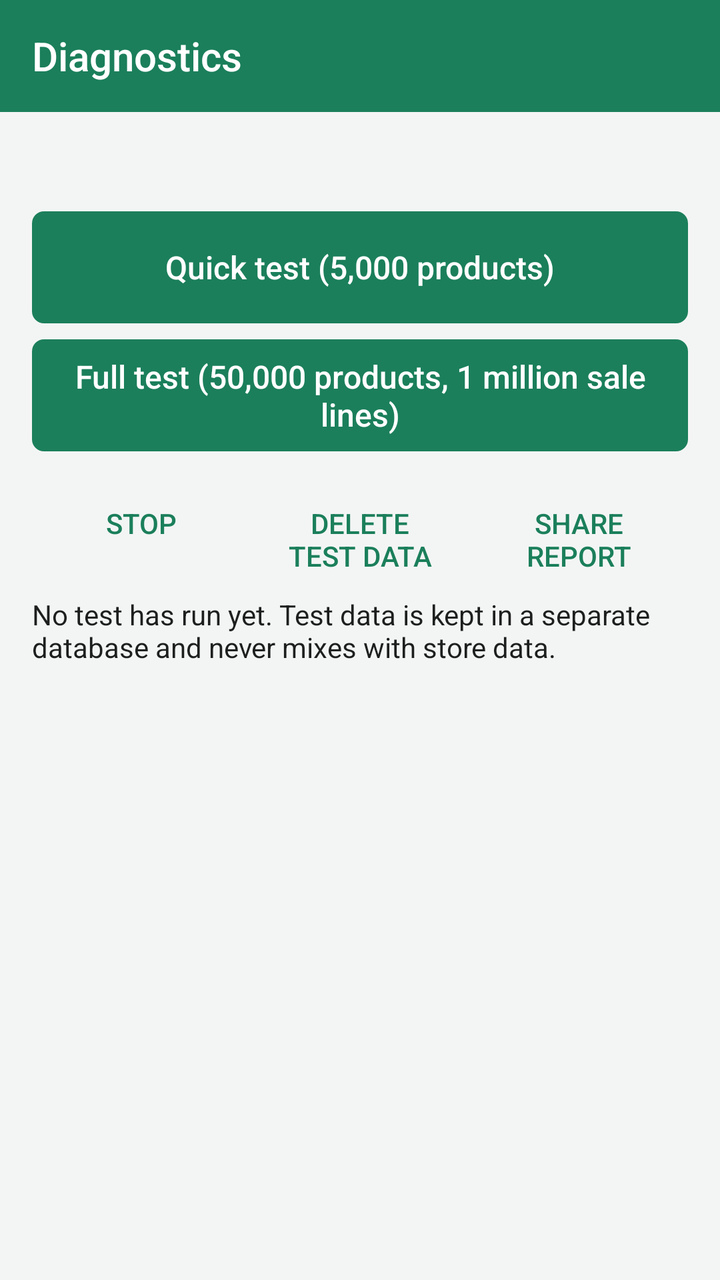
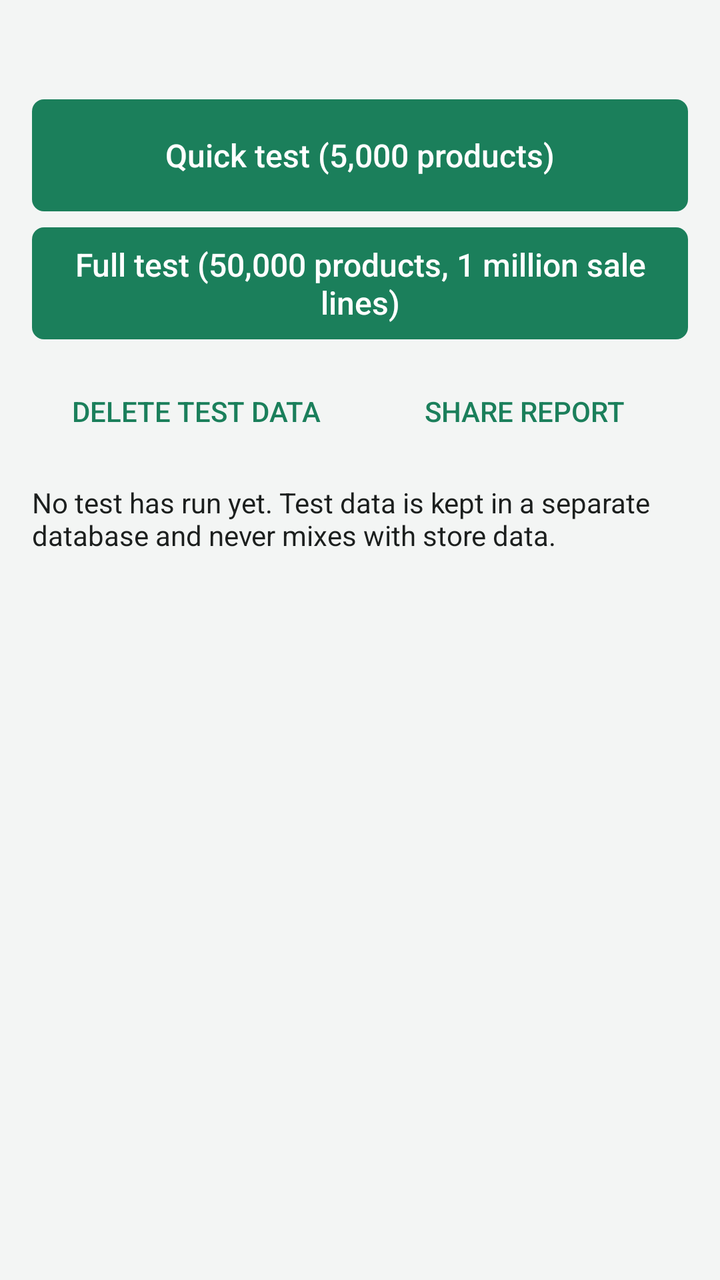

Before-and-after screenshots of an Android layout around one commit, followed by the original layout XML and the change that was made.
<!-- AndroidManifest.xml: application theme Theme.Lekas -->
<!-- res/layout/activity_diagnostics.xml -->
<?xml version="1.0" encoding="utf-8"?>
<LinearLayout xmlns:android="http://schemas.android.com/apk/res/android"
    android:id="@+id/root"
    android:layout_width="match_parent"
    android:layout_height="match_parent"
    android:orientation="vertical">

    <TextView
        android:id="@+id/top_bar"
        android:layout_width="match_parent"
        android:layout_height="wrap_content"
        android:background="@color/brand"
        android:minHeight="56dp"
        android:gravity="center_vertical"
        android:paddingStart="16dp"
        android:paddingEnd="16dp"
        android:text="@string/diag_title"
        android:textAppearance="@android:style/TextAppearance.Material.Title"
        android:textColor="@color/text_on_brand" />

    <ScrollView
        android:layout_width="match_parent"
        android:layout_height="0dp"
        android:layout_weight="1">

        <LinearLayout
            android:layout_width="match_parent"
            android:layout_height="wrap_content"
            android:orientation="vertical"
            android:padding="16dp">

            <TextView
                android:id="@+id/device"
                android:layout_width="match_parent"
                android:layout_height="wrap_content"
                android:textAppearance="@style/Text.Lekas.Caption"
                android:textIsSelectable="true" />

            <Button
                android:id="@+id/run_quick"
                style="@style/Widget.Lekas.Button.Primary"
                android:layout_width="match_parent"
                android:layout_height="wrap_content"
                android:layout_marginTop="16dp"
                android:text="@string/diag_run_quick" />

            <Button
                android:id="@+id/run_full"
                style="@style/Widget.Lekas.Button.Primary"
                android:layout_width="match_parent"
                android:layout_height="wrap_content"
                android:layout_marginTop="8dp"
                android:text="@string/diag_run_full" />

            <LinearLayout
                style="?android:attr/buttonBarStyle"
                android:layout_width="match_parent"
                android:layout_height="wrap_content"
                android:layout_marginTop="8dp"
                android:orientation="horizontal">

                <Button
                    android:id="@+id/cancel"
                    style="?android:attr/buttonBarButtonStyle"
                    android:layout_width="0dp"
                    android:layout_height="wrap_content"
                    android:layout_weight="1"
                    android:minHeight="56dp"
                    android:text="@string/diag_cancel" />

                <Button
                    android:id="@+id/delete"
                    style="?android:attr/buttonBarButtonStyle"
                    android:layout_width="0dp"
                    android:layout_height="wrap_content"
                    android:layout_weight="1"
                    android:minHeight="56dp"
                    android:text="@string/diag_delete" />

                <Button
                    android:id="@+id/share"
                    style="?android:attr/buttonBarButtonStyle"
                    android:layout_width="0dp"
                    android:layout_height="wrap_content"
                    android:layout_weight="1"
                    android:minHeight="56dp"
                    android:text="@string/diag_share" />
            </LinearLayout>

            <ProgressBar
                android:id="@+id/progress"
                style="@android:style/Widget.Material.ProgressBar.Horizontal"
                android:layout_width="match_parent"
                android:layout_height="wrap_content"
                android:layout_marginTop="16dp"
                android:visibility="gone" />

            <TextView
                android:id="@+id/state"
                android:layout_width="match_parent"
                android:layout_height="wrap_content"
                android:layout_marginTop="8dp"
                android:text="@string/diag_idle"
                android:textAppearance="@style/Text.Lekas.Body" />

            <HorizontalScrollView
                android:layout_width="match_parent"
                android:layout_height="wrap_content"
                android:layout_marginTop="8dp">

                <TextView
                    android:id="@+id/report"
                    android:layout_width="wrap_content"
                    android:layout_height="wrap_content"
                    android:textColor="@color/text_primary"
                    android:textIsSelectable="true"
                    android:textSize="11sp"
                    android:typeface="monospace" />
            </HorizontalScrollView>
        </LinearLayout>
    </ScrollView>
</LinearLayout>
<!-- resources referenced by this layout -->
<resources>
  <color name="brand">#1B7F5B</color>
  <color name="text_on_brand">#FFFFFF</color>
  <color name="text_primary">#1C1F1E</color>
  <string name="diag_cancel">Stop</string>
  <string name="diag_delete">Delete test data</string>
  <string name="diag_idle">No test has run yet. Test data is kept in a separate database and never mixes with store data.</string>
  <string name="diag_run_full">Full test (50,000 products, 1 million sale lines)</string>
  <string name="diag_run_quick">Quick test (5,000 products)</string>
  <string name="diag_share">Share report</string>
  <string name="diag_title">Diagnostics</string>
  <style name="Text.Lekas.Body" parent="android:TextAppearance.Material.Body1">
          <item name="android:textColor">@color/text_primary</item>
      </style>
  <style name="Text.Lekas.Caption" parent="android:TextAppearance.Material.Caption">
          <item name="android:textColor">@color/text_secondary</item>
          <item name="android:textSize">13sp</item>
      </style>
  <style name="Widget.Lekas.Button.Primary">
          <item name="android:background">@drawable/btn_primary</item>
          <item name="android:textColor">@color/text_on_brand</item>
      </style>
  <style name="Theme.Lekas" parent="android:Theme.Material.Light.NoActionBar">
          <item name="android:colorPrimary">@color/brand</item>
          <item name="android:colorPrimaryDark">@color/brand_dark</item>
          <item name="android:colorAccent">@color/brand</item>
          <item name="android:windowBackground">@color/bg</item>
          <item name="android:statusBarColor">@color/brand_dark</item>
          <item name="android:textColorPrimary">@color/text_primary</item>
          <item name="android:textColorSecondary">@color/text_secondary</item>
          <item name="android:buttonStyle">@style/Widget.Lekas.Button</item>
          <item name="android:alertDialogTheme">@style/Theme.Lekas.Dialog</item>
      </style>
  <color name="text_secondary">#5B6461</color>
  <!-- drawable btn_primary (drawable) -->
  <?xml version="1.0" encoding="utf-8"?>
  <ripple xmlns:android="http://schemas.android.com/apk/res/android"
      android:color="#33FFFFFF">
      <item>
          <selector>
              <item android:state_enabled="false">
                  <shape android:shape="rectangle">
                      <corners android:radius="6dp" />
                      <solid android:color="#9DB8AD" />
                  </shape>
              </item>
              <item>
                  <shape android:shape="rectangle">
                      <corners android:radius="6dp" />
                      <solid android:color="@color/brand" />
                  </shape>
              </item>
          </selector>
      </item>
  </ripple>
  <color name="brand_dark">#145E43</color>
  <color name="bg">#F3F5F4</color>
  <style name="Widget.Lekas.Button" parent="android:Widget.Material.Button">
          <item name="android:minHeight">56dp</item>
          <item name="android:minWidth">88dp</item>
          <item name="android:textSize">16sp</item>
          <item name="android:textAllCaps">false</item>
          <item name="android:stateListAnimator">@null</item>
      </style>
  <style name="Theme.Lekas.Dialog" parent="android:Theme.Material.Light.Dialog.Alert">
          <item name="android:colorAccent">@color/brand</item>
          <item name="android:colorPrimary">@color/brand</item>
      </style>
</resources>

<!-- the commit's change to res/layout/activity_diagnostics.xml (unified diff, before → after) -->
@@ -1,122 +1,102 @@
 <?xml version="1.0" encoding="utf-8"?>
-<LinearLayout xmlns:android="http://schemas.android.com/apk/res/android"
-    android:id="@+id/root"
+<ScrollView xmlns:android="http://schemas.android.com/apk/res/android"
     android:layout_width="match_parent"
-    android:layout_height="match_parent"
-    android:orientation="vertical">
+    android:layout_height="match_parent">
 
-    <TextView
-        android:id="@+id/top_bar"
+    <LinearLayout
         android:layout_width="match_parent"
         android:layout_height="wrap_content"
-        android:background="@color/brand"
-        android:minHeight="56dp"
-        android:gravity="center_vertical"
-        android:paddingStart="16dp"
-        android:paddingEnd="16dp"
-        android:text="@string/diag_title"
-        android:textAppearance="@android:style/TextAppearance.Material.Title"
-        android:textColor="@color/text_on_brand" />
+        android:orientation="vertical"
+        android:padding="16dp">
 
-    <ScrollView
-        android:layout_width="match_parent"
-        android:layout_height="0dp"
-        android:layout_weight="1">
+        <TextView
+            android:id="@+id/device"
+            android:layout_width="match_parent"
+            android:layout_height="wrap_content"
+            android:textAppearance="@style/Text.Lekas.Caption"
+            android:textIsSelectable="true" />
+
+        <Button
+            android:id="@+id/run_quick"
+            style="@style/Widget.Lekas.Button.Primary"
+            android:layout_width="match_parent"
+            android:layout_height="wrap_content"
+            android:layout_marginTop="16dp"
+            android:text="@string/diag_run_quick" />
+
+        <Button
+            android:id="@+id/run_full"
+            style="@style/Widget.Lekas.Button.Primary"
+            android:layout_width="match_parent"
+            android:layout_height="wrap_content"
+            android:layout_marginTop="8dp"
+            android:text="@string/diag_run_full" />
 
         <LinearLayout
+            style="?android:attr/buttonBarStyle"
             android:layout_width="match_parent"
             android:layout_height="wrap_content"
-            android:orientation="vertical"
-            android:padding="16dp">
+            android:layout_marginTop="8dp"
+            android:orientation="horizontal">
+
+            <Button
+                android:id="@+id/cancel"
+                style="?android:attr/buttonBarButtonStyle"
+                android:layout_width="0dp"
+                android:layout_height="wrap_content"
+                android:layout_weight="1"
+                android:minHeight="56dp"
+                android:text="@string/diag_cancel"
+                android:visibility="gone" />
+
+            <Button
+                android:id="@+id/delete"
+                style="?android:attr/buttonBarButtonStyle"
+                android:layout_width="0dp"
+                android:layout_height="wrap_content"
+                android:layout_weight="1"
+                android:minHeight="56dp"
+                android:text="@string/diag_delete" />
+
+            <Button
+                android:id="@+id/share"
+                style="?android:attr/buttonBarButtonStyle"
+                android:layout_width="0dp"
+                android:layout_height="wrap_content"
+                android:layout_weight="1"
+                android:minHeight="56dp"
+                android:text="@string/diag_share" />
+        </LinearLayout>
+
+        <ProgressBar
+            android:id="@+id/progress"
+            style="@android:style/Widget.Material.ProgressBar.Horizontal"
+            android:layout_width="match_parent"
+            android:layout_height="wrap_content"
+            android:layout_marginTop="16dp"
+            android:visibility="gone" />
+
+        <TextView
+            android:id="@+id/state"
+            android:layout_width="match_parent"
+            android:layout_height="wrap_content"
+            android:layout_marginTop="8dp"
+            android:text="@string/diag_idle"
+            android:textAppearance="@style/Text.Lekas.Body" />
+
+        <HorizontalScrollView
+            android:layout_width="match_parent"
+            android:layout_height="wrap_content"
+            android:layout_marginTop="8dp">
 
             <TextView
-                android:id="@+id/device"
-                android:layout_width="match_parent"
+                android:id="@+id/report"
+                android:layout_width="wrap_content"
                 android:layout_height="wrap_content"
-                android:textAppearance="@style/Text.Lekas.Caption"
-                android:textIsSelectable="true" />
-
-            <Button
-                android:id="@+id/run_quick"
-                style="@style/Widget.Lekas.Button.Primary"
-                android:layout_width="match_parent"
-                android:layout_height="wrap_content"
-                android:layout_marginTop="16dp"
-                android:text="@string/diag_run_quick" />
-
-            <Button
-                android:id="@+id/run_full"
-                style="@style/Widget.Lekas.Button.Primary"
-                android:layout_width="match_parent"
-                android:layout_height="wrap_content"
-                android:layout_marginTop="8dp"
-                android:text="@string/diag_run_full" />
-
-            <LinearLayout
-                style="?android:attr/buttonBarStyle"
-                android:layout_width="match_parent"
-                android:layout_height="wrap_content"
-                android:layout_marginTop="8dp"
-                android:orientation="horizontal">
-
-                <Button
-                    android:id="@+id/cancel"
-                    style="?android:attr/buttonBarButtonStyle"
-                    android:layout_width="0dp"
-                    android:layout_height="wrap_content"
-                    android:layout_weight="1"
-                    android:minHeight="56dp"
-                    android:text="@string/diag_cancel" />
-
-                <Button
-                    android:id="@+id/delete"
-                    style="?android:attr/buttonBarButtonStyle"
-                    android:layout_width="0dp"
-                    android:layout_height="wrap_content"
-                    android:layout_weight="1"
-                    android:minHeight="56dp"
-                    android:text="@string/diag_delete" />
-
-                <Button
-                    android:id="@+id/share"
-                    style="?android:attr/buttonBarButtonStyle"
-                    android:layout_width="0dp"
-                    android:layout_height="wrap_content"
-                    android:layout_weight="1"
-                    android:minHeight="56dp"
-                    android:text="@string/diag_share" />
-            </LinearLayout>
-
-            <ProgressBar
-                android:id="@+id/progress"
-                style="@android:style/Widget.Material.ProgressBar.Horizontal"
-                android:layout_width="match_parent"
-                android:layout_height="wrap_content"
-                android:layout_marginTop="16dp"
-                android:visibility="gone" />
-
-            <TextView
-                android:id="@+id/state"
-                android:layout_width="match_parent"
-                android:layout_height="wrap_content"
-                android:layout_marginTop="8dp"
-                android:text="@string/diag_idle"
-                android:textAppearance="@style/Text.Lekas.Body" />
-
-            <HorizontalScrollView
-                android:layout_width="match_parent"
-                android:layout_height="wrap_content"
-                android:layout_marginTop="8dp">
-
-                <TextView
-                    android:id="@+id/report"
-                    android:layout_width="wrap_content"
-                    android:layout_height="wrap_content"
-                    android:textColor="@color/text_primary"
-                    android:textIsSelectable="true"
-                    android:textSize="11sp"
-                    android:typeface="monospace" />
-            </HorizontalScrollView>
-        </LinearLayout>
-    </ScrollView>
-</LinearLayout>
+                android:textColor="@color/text_primary"
+                android:textIsSelectable="true"
+                android:textSize="11sp"
+                android:typeface="monospace" />
+        </HorizontalScrollView>
+    </LinearLayout>
+</ScrollView>
<!-- resource entries referenced after the edit -->
@@ -1,7 +1,5 @@
 <!-- resources referenced by this layout -->
 <resources>
-  <color name="brand">#1B7F5B</color>
-  <color name="text_on_brand">#FFFFFF</color>
   <color name="text_primary">#1C1F1E</color>
   <string name="diag_cancel">Stop</string>
   <string name="diag_delete">Delete test data</string>
@@ -9,7 +7,6 @@
   <string name="diag_run_full">Full test (50,000 products, 1 million sale lines)</string>
   <string name="diag_run_quick">Quick test (5,000 products)</string>
   <string name="diag_share">Share report</string>
-  <string name="diag_title">Diagnostics</string>
   <style name="Text.Lekas.Body" parent="android:TextAppearance.Material.Body1">
           <item name="android:textColor">@color/text_primary</item>
       </style>
@@ -54,6 +51,8 @@
           </selector>
       </item>
   </ripple>
+  <color name="text_on_brand">#FFFFFF</color>
+  <color name="brand">#1B7F5B</color>
   <color name="brand_dark">#145E43</color>
   <color name="bg">#F3F5F4</color>
   <style name="Widget.Lekas.Button" parent="android:Widget.Material.Button">
